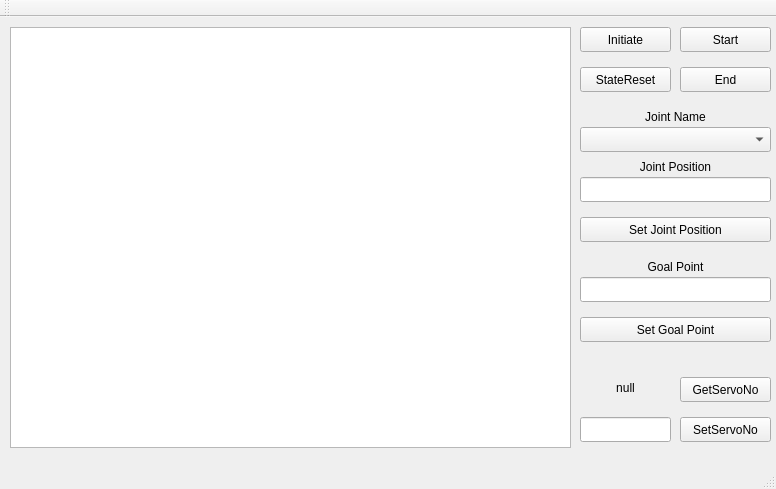
The window that IRSGUI/mainwindow.ui (yhlmaybe/Intelligent-Robot-System) describes before a commit, drawn with Qt 5.
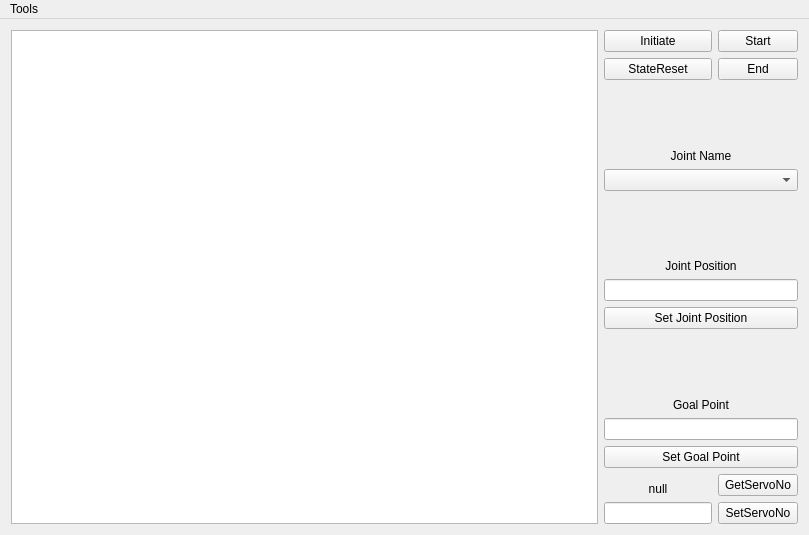
The same window after the commit.

The edit to the form file:
```diff
--- a/IRSGUI/mainwindow.ui
+++ b/IRSGUI/mainwindow.ui
@@ -6,36 +6,101 @@
    <rect>
     <x>0</x>
     <y>0</y>
-    <width>776</width>
-    <height>489</height>
+    <width>809</width>
+    <height>535</height>
    </rect>
   </property>
   <property name="windowTitle">
    <string>MainWindow</string>
   </property>
   <widget class="QWidget" name="centralWidget">
+   <layout class="QGridLayout" name="gridLayout">
+    <item row="0" column="2">
+     <widget class="QPushButton" name="start_Button">
+      <property name="text">
+       <string>Start</string>
+      </property>
+     </widget>
+    </item>
+    <item row="11" column="2">
    <widget class="QPushButton" name="SetServoNo_Button">
-    <property name="geometry">
-     <rect>
-      <x>680</x>
-      <y>400</y>
-      <width>91</width>
-      <height>25</height>
-     </rect>
-    </property>
     <property name="text">
      <string>SetServoNo</string>
     </property>
    </widget>
+    </item>
+    <item row="2" column="1" colspan="2">
+     <widget class="QLabel" name="jointName_label">
+      <property name="text">
+       <string>Joint Name</string>
+      </property>
+      <property name="alignment">
+       <set>Qt::AlignBottom|Qt::AlignHCenter</set>
+      </property>
+     </widget>
+    </item>
+    <item row="5" column="1" colspan="2">
+     <widget class="QLineEdit" name="jointPosition_lineEdit">
+      <property name="sizePolicy">
+       <sizepolicy hsizetype="Minimum" vsizetype="Fixed">
+        <horstretch>0</horstretch>
+        <verstretch>0</verstretch>
+       </sizepolicy>
+      </property>
+     </widget>
+    </item>
+    <item row="9" column="1" colspan="2">
+     <widget class="QPushButton" name="setGoalPoint_Button">
+      <property name="sizePolicy">
+       <sizepolicy hsizetype="Minimum" vsizetype="Fixed">
+        <horstretch>0</horstretch>
+        <verstretch>0</verstretch>
+       </sizepolicy>
+      </property>
+      <property name="text">
+       <string>Set Goal Point</string>
+      </property>
+     </widget>
+    </item>
+    <item row="1" column="2">
+     <widget class="QPushButton" name="end_Button">
+      <property name="text">
+       <string>End</string>
+      </property>
+     </widget>
+    </item>
+    <item row="6" column="1" colspan="2">
+     <widget class="QPushButton" name="setJointPosition_Button">
+      <property name="sizePolicy">
+       <sizepolicy hsizetype="Minimum" vsizetype="Fixed">
+        <horstretch>0</horstretch>
+        <verstretch>0</verstretch>
+       </sizepolicy>
+      </property>
+      <property name="text">
+       <string>Set Joint Position</string>
+      </property>
+     </widget>
+    </item>
+    <item row="7" column="1" colspan="2">
+     <widget class="QLabel" name="goalPoint_label">
+      <property name="text">
+       <string>Goal Point</string>
+      </property>
+      <property name="alignment">
+       <set>Qt::AlignBottom|Qt::AlignHCenter</set>
+      </property>
+     </widget>
+    </item>
+    <item row="1" column="1">
+     <widget class="QPushButton" name="StateReset_Button">
+      <property name="text">
+       <string>StateReset</string>
+      </property>
+     </widget>
+    </item>
+    <item row="10" column="1">
    <widget class="QLabel" name="ServoNo_Lable">
-    <property name="geometry">
-     <rect>
-      <x>580</x>
-      <y>360</y>
-      <width>91</width>
-      <height>21</height>
-     </rect>
-    </property>
     <property name="layoutDirection">
      <enum>Qt::LeftToRight</enum>
     </property>
@@ -43,221 +108,102 @@
      <string>null</string>
     </property>
     <property name="alignment">
-     <set>Qt::AlignCenter</set>
-    </property>
-   </widget>
-   <widget class="QLineEdit" name="ServoNo_LineEdit">
-    <property name="geometry">
-     <rect>
-      <x>580</x>
-      <y>400</y>
-      <width>91</width>
-      <height>25</height>
-     </rect>
-    </property>
-   </widget>
-   <widget class="QPushButton" name="StateReset_Button">
-    <property name="geometry">
-     <rect>
-      <x>580</x>
-      <y>50</y>
-      <width>91</width>
-      <height>25</height>
-     </rect>
-    </property>
+       <set>Qt::AlignBottom|Qt::AlignHCenter</set>
+      </property>
+     </widget>
+    </item>
+    <item row="8" column="1" colspan="2">
+     <widget class="QLineEdit" name="goalPoint_lineEdit">
+      <property name="sizePolicy">
+       <sizepolicy hsizetype="Minimum" vsizetype="Fixed">
+        <horstretch>0</horstretch>
+        <verstretch>0</verstretch>
+       </sizepolicy>
+      </property>
+     </widget>
+    </item>
+    <item row="10" column="2">
+     <widget class="QPushButton" name="GetServoNo_Button">
     <property name="text">
-     <string>StateReset</string>
-    </property>
-   </widget>
+       <string>GetServoNo</string>
+      </property>
+     </widget>
+    </item>
+    <item row="0" column="0" rowspan="12">
    <widget class="QPlainTextEdit" name="MessageText">
-    <property name="geometry">
-     <rect>
-      <x>10</x>
-      <y>10</y>
-      <width>561</width>
-      <height>421</height>
-     </rect>
-    </property>
     <property name="readOnly">
      <bool>true</bool>
     </property>
    </widget>
-   <widget class="QPushButton" name="GetServoNo_Button">
-    <property name="geometry">
-     <rect>
-      <x>680</x>
-      <y>360</y>
-      <width>91</width>
-      <height>25</height>
-     </rect>
-    </property>
-    <property name="text">
-     <string>GetServoNo</string>
-    </property>
-   </widget>
+    </item>
+    <item row="0" column="1">
    <widget class="QPushButton" name="Initiate_Button">
-    <property name="geometry">
-     <rect>
-      <x>580</x>
-      <y>10</y>
-      <width>91</width>
-      <height>25</height>
-     </rect>
-    </property>
     <property name="text">
      <string>Initiate</string>
     </property>
    </widget>
-   <widget class="QComboBox" name="jointName_comboBox">
-    <property name="geometry">
-     <rect>
-      <x>580</x>
-      <y>110</y>
-      <width>191</width>
-      <height>25</height>
-     </rect>
-    </property>
-   </widget>
-   <widget class="QLabel" name="jointName_label">
-    <property name="geometry">
-     <rect>
-      <x>580</x>
-      <y>90</y>
-      <width>191</width>
-      <height>20</height>
-     </rect>
-    </property>
-    <property name="text">
-     <string>Joint Name</string>
-    </property>
-    <property name="alignment">
-     <set>Qt::AlignCenter</set>
-    </property>
-   </widget>
-   <widget class="QPushButton" name="setJointPosition_Button">
-    <property name="geometry">
-     <rect>
-      <x>580</x>
-      <y>200</y>
-      <width>191</width>
-      <height>25</height>
-     </rect>
-    </property>
-    <property name="text">
-     <string>Set Joint Position</string>
-    </property>
-   </widget>
+    </item>
+    <item row="4" column="1" colspan="2">
    <widget class="QLabel" name="jointPosition_label">
-    <property name="geometry">
-     <rect>
-      <x>580</x>
-      <y>140</y>
-      <width>191</width>
-      <height>20</height>
-     </rect>
-    </property>
     <property name="text">
      <string>Joint Position</string>
     </property>
     <property name="alignment">
-     <set>Qt::AlignCenter</set>
-    </property>
-   </widget>
-   <widget class="QLineEdit" name="jointPosition_lineEdit">
-    <property name="geometry">
-     <rect>
-      <x>580</x>
-      <y>160</y>
-      <width>191</width>
-      <height>25</height>
-     </rect>
-    </property>
-   </widget>
-   <widget class="QPushButton" name="setGoalPoint_Button">
-    <property name="geometry">
-     <rect>
-      <x>580</x>
-      <y>300</y>
-      <width>191</width>
-      <height>25</height>
-     </rect>
-    </property>
-    <property name="text">
-     <string>Set Goal Point</string>
-    </property>
-   </widget>
-   <widget class="QLabel" name="goalPoint_label">
-    <property name="geometry">
-     <rect>
-      <x>580</x>
-      <y>240</y>
-      <width>191</width>
-      <height>20</height>
-     </rect>
-    </property>
-    <property name="text">
-     <string>Goal Point</string>
-    </property>
-    <property name="alignment">
-     <set>Qt::AlignCenter</set>
-    </property>
-   </widget>
-   <widget class="QLineEdit" name="goalPoint_lineEdit">
-    <property name="geometry">
-     <rect>
-      <x>580</x>
-      <y>260</y>
-      <width>191</width>
-      <height>25</height>
-     </rect>
-    </property>
-   </widget>
-   <widget class="QPushButton" name="start_Button">
-    <property name="geometry">
-     <rect>
-      <x>680</x>
-      <y>10</y>
-      <width>91</width>
-      <height>25</height>
-     </rect>
-    </property>
-    <property name="text">
-     <string>Start</string>
-    </property>
-   </widget>
-   <widget class="QPushButton" name="end_Button">
-    <property name="geometry">
-     <rect>
-      <x>680</x>
-      <y>50</y>
-      <width>91</width>
-      <height>25</height>
-     </rect>
-    </property>
-    <property name="text">
-     <string>End</string>
-    </property>
-   </widget>
+       <set>Qt::AlignBottom|Qt::AlignHCenter</set>
+      </property>
+     </widget>
+    </item>
+    <item row="3" column="1" colspan="2">
+     <widget class="QComboBox" name="jointName_comboBox">
+      <property name="sizePolicy">
+       <sizepolicy hsizetype="Minimum" vsizetype="Fixed">
+        <horstretch>0</horstretch>
+        <verstretch>0</verstretch>
+       </sizepolicy>
+      </property>
+     </widget>
+    </item>
+    <item row="11" column="1">
+     <widget class="QLineEdit" name="ServoNo_LineEdit">
+      <property name="sizePolicy">
+       <sizepolicy hsizetype="Minimum" vsizetype="Fixed">
+        <horstretch>0</horstretch>
+        <verstretch>0</verstretch>
+       </sizepolicy>
+      </property>
+     </widget>
+    </item>
+   </layout>
   </widget>
   <widget class="QMenuBar" name="menuBar">
    <property name="geometry">
     <rect>
      <x>0</x>
      <y>0</y>
-     <width>776</width>
+     <width>809</width>
      <height>22</height>
     </rect>
    </property>
-  </widget>
-  <widget class="QToolBar" name="mainToolBar">
-   <attribute name="toolBarArea">
-    <enum>TopToolBarArea</enum>
-   </attribute>
-   <attribute name="toolBarBreak">
-    <bool>false</bool>
-   </attribute>
+   <widget class="QMenu" name="menuTools">
+    <property name="title">
+     <string>Tools</string>
+    </property>
+    <addaction name="separator"/>
+    <addaction name="actionJoint_Datas"/>
+    <addaction name="actionEnd_Effector_Datas"/>
+   </widget>
+   <addaction name="menuTools"/>
   </widget>
-  <widget class="QStatusBar" name="statusBar"/>
+  <action name="actionJoint_Datas">
+   <property name="text">
+    <string>Joint Datas</string>
+   </property>
+  </action>
+  <action name="actionEnd_Effector_Datas">
+   <property name="text">
+    <string>End Effector Datas</string>
+   </property>
+  </action>
  </widget>
  <layoutdefault spacing="6" margin="11"/>
  <resources/>
```
Lines whose indentation alone changed are shown as unchanged.
